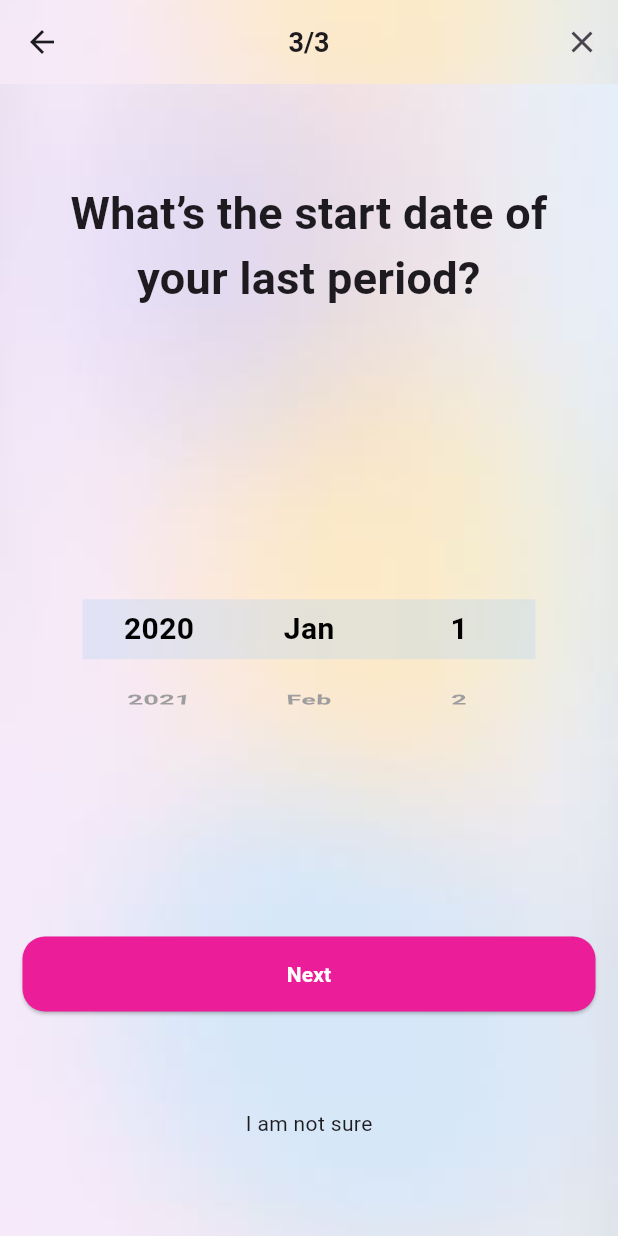
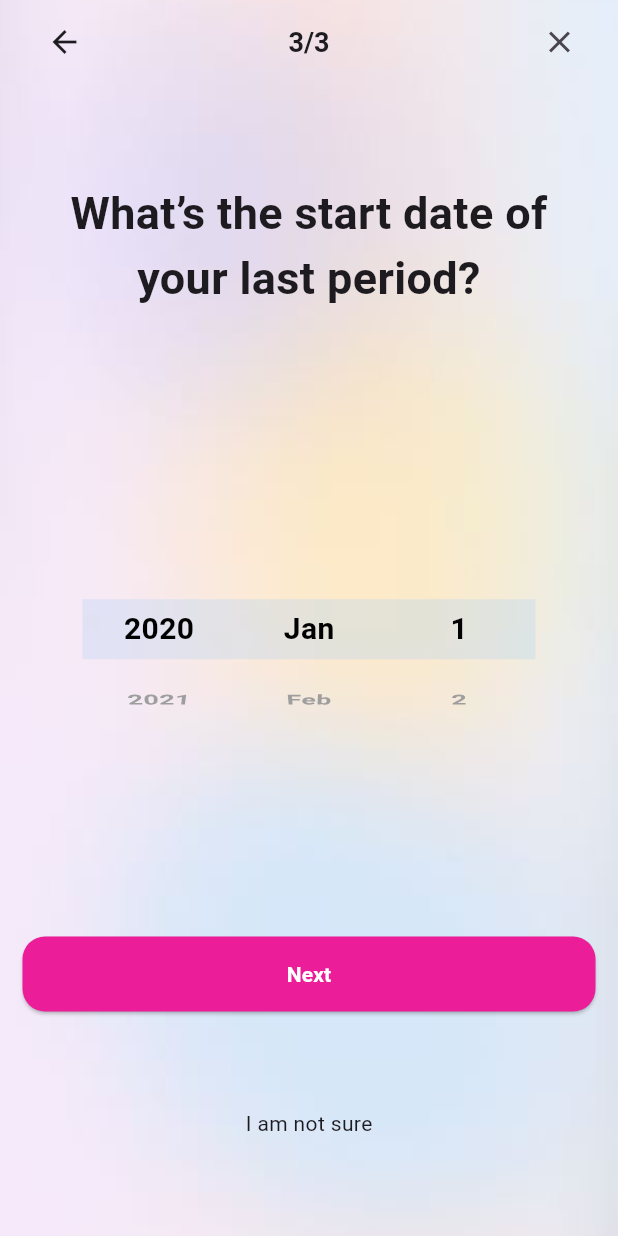
Before and after one commit to YamnaIsrail/Calendar-App, a Flutter app: the QuestionScreen2 screen opened directly, after a tap on "Next", on a phone screen of 412 x 824 dp. Run offline on Flutter 3.47's test engine with Material 3 defaults, Android fonts, the phone set to English and light mode, and no system bars; our stand-ins replace curved_navigation_bar, fl_chart, flutter_svg, table_calendar; project files that could hold a hidden picture were left out.

Commit message:
UI error fixes

```diff
--- a/lib/screens/question/q1.dart
+++ b/lib/screens/question/q1.dart
@@ -16,7 +16,16 @@ class _QuestionScreen1State extends State<QuestionScreen1> {
   Widget build(BuildContext context) {
     List<String> dates = List.generate(31, (index) => (index + 1).toString());
 
-    return Scaffold(
+    return Container(
+      decoration: BoxDecoration(
+        image: DecorationImage(
+          image: AssetImage('assets/bg.jpg'),
+          fit: BoxFit.cover, // Adjust the fit as needed (cover, contain, fill, etc.)
+        ),
+      ),
+      child: Scaffold(
+
+        backgroundColor: Colors.transparent,
         appBar: QuestionAppBar(
           currentPage: 1,
           totalPages: 3,
@@ -27,14 +36,7 @@ class _QuestionScreen1State extends State<QuestionScreen1> {
             Navigator.pushNamedAndRemoveUntil(context, '/home', (route) => false);
           },
         ),
-      body: Container(
-        decoration: BoxDecoration(
-          image: DecorationImage(
-            image: AssetImage('assets/bg.jpg'), // Your image asset
-            fit: BoxFit.cover,
-          ),
-        ),
-        child: QuestionScreen(
+        body: QuestionScreen(
             statement: "How many days does your period usually last?",
             caption: "Bleeding usually lasts between 4-7 days.",
             wheel: Stack(
--- a/lib/screens/question/q2.dart
+++ b/lib/screens/question/q2.dart
@@ -20,7 +20,22 @@ class _QuestionScreen2State extends State<QuestionScreen2> {
   Widget build(BuildContext context) {
     List<String> cycleDays = List.generate(31, (index) => (index + 1).toString());
 
-    return Scaffold(
+    return Container(
+      padding: EdgeInsets.symmetric(horizontal: 15),
+      decoration: BoxDecoration(
+        image: DecorationImage(
+
+          image: AssetImage('assets/bg.jpg'),
+          fit: BoxFit.cover,
+        ),
+        gradient: LinearGradient(
+          colors: [Color(0xFFE8EAF6), Color(0xFFF3E5F5)], // Light gradient background
+          begin: Alignment.topCenter,
+          end: Alignment.bottomCenter,
+        ),
+      ),
+      child: Scaffold(
+        backgroundColor: Colors.transparent,
         appBar: QuestionAppBar(
           currentPage: 2,
           totalPages: 3,
@@ -77,6 +92,7 @@ class _QuestionScreen2State extends State<QuestionScreen2> {
             );
           },
         ),
+      ),
     );
   }
 }
--- a/lib/screens/question/q3.dart
+++ b/lib/screens/question/q3.dart
@@ -24,7 +24,22 @@ class _QuestionScreen3State extends State<QuestionScreen3> {
       "Jan", "Feb", "Mar", "Apr", "May", "Jun", "Jul", "Aug", "Sep", "Oct", "Nov", "Dec"
     ];
 
-    return Scaffold(
+    return Container(
+      padding: EdgeInsets.symmetric(horizontal: 15),
+      decoration: BoxDecoration(
+        image: DecorationImage(
+
+          image: AssetImage('assets/bg.jpg'),
+          fit: BoxFit.cover,
+        ),
+        gradient: LinearGradient(
+          colors: [Color(0xFFE8EAF6), Color(0xFFF3E5F5)], // Light gradient background
+          begin: Alignment.topCenter,
+          end: Alignment.bottomCenter,
+        ),
+      ),
+      child: Scaffold(
+        backgroundColor: Colors.transparent, // Set transparent to show the gradient
         appBar: QuestionAppBar(
           currentPage: 3,
           totalPages: 3,
@@ -35,8 +50,7 @@ class _QuestionScreen3State extends State<QuestionScreen3> {
             Navigator.pushNamedAndRemoveUntil(context, '/home', (route) => false);
           },
         ),
-      body: BackgroundWidget(
-        child: QuestionScreen(
+        body: QuestionScreen(
           statement: "What’s the start date of your last period?",
           caption: "",
           wheel: Stack(
--- a/lib/screens/question/ques_screen.dart
+++ b/lib/screens/question/ques_screen.dart
@@ -19,19 +19,7 @@ class QuestionScreen extends StatelessWidget {
   @override
   Widget build(BuildContext context) {
     return Container(
-      padding: EdgeInsets.symmetric(horizontal: 15),
-      decoration: BoxDecoration(
-        image: DecorationImage(
 
-          image: AssetImage('assets/bg.jpg'),
-          fit: BoxFit.cover,
-        ),
-        gradient: LinearGradient(
-          colors: [Color(0xFFE8EAF6), Color(0xFFF3E5F5)], // Light gradient background
-          begin: Alignment.topCenter,
-          end: Alignment.bottomCenter,
-        ),
-      ),
       child: Scaffold(
         backgroundColor: Colors.transparent,
         body: Column(
--- a/lib/widgets/flow2_appbar.dart
+++ b/lib/widgets/flow2_appbar.dart
@@ -14,7 +14,8 @@ class CustomAppBar extends StatelessWidget implements PreferredSizeWidget {
   @override
   Widget build(BuildContext context) {
     return Scaffold(
-     appBar: AppBar(
+      backgroundColor: Colors.transparent, // Set transparent to show the gradient
+      appBar: AppBar(
         backgroundColor: Colors.transparent, // Set transparent to show the gradient
         elevation: 0, // Remove shadow if needed
         leading: IconButton(
--- a/lib/widgets/question_appbar.dart
+++ b/lib/widgets/question_appbar.dart
@@ -15,15 +15,10 @@ class QuestionAppBar extends StatelessWidget implements PreferredSizeWidget {
 
   @override
   Widget build(BuildContext context) {
-    return Container(
-      decoration: BoxDecoration(
-        image: DecorationImage(
-          image: AssetImage('assets/bg.jpg'), // Use AssetImage for local images
-          fit: BoxFit.cover, // Adjust the fit as needed (cover, contain, fill, etc.)
-        ),
-      ),
-      child: AppBar(
-        backgroundColor: Colors.transparent, // Set transparent to show the gradient
+    return Scaffold(
+      backgroundColor: Colors.transparent,
+      appBar: AppBar(
+        backgroundColor: Colors.transparent,
         elevation: 0, // Remove shadow if needed
         leading: IconButton(
           icon: Icon(Icons.arrow_back),
```
Lines whose indentation alone changed are shown as unchanged.
